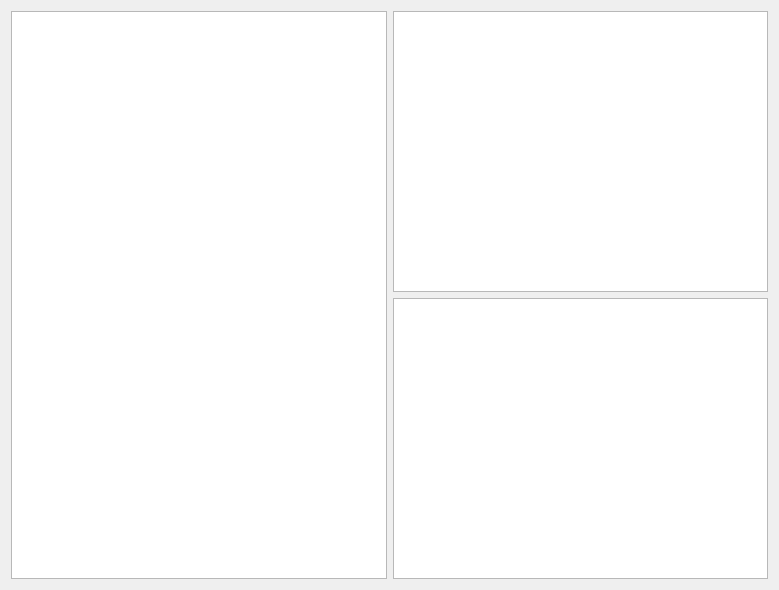
First picture: the form in anno_info.ui, repository bruceHun/pythonImageEditor, before the edit.
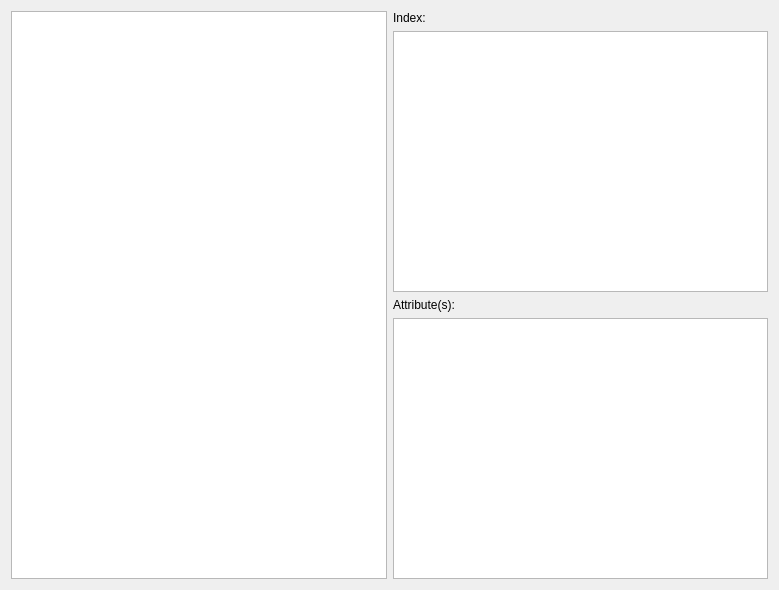
Second picture: the form after the edit.

Commit message: viaorganizer now loads two json files with more detail and has a preview window

Patch:
```diff
--- a/anno_info.ui
+++ b/anno_info.ui
@@ -20,10 +20,34 @@
    <item>
     <layout class="QVBoxLayout" name="verticalLayout">
      <item>
-      <widget class="QListWidget" name="listWidget_2"/>
+      <widget class="QLabel" name="label">
+       <property name="text">
+        <string>Index:</string>
+       </property>
+      </widget>
      </item>
      <item>
-      <widget class="QListWidget" name="listWidget_3"/>
+      <widget class="QListWidget" name="listWidget_2">
+       <property name="dragEnabled">
+        <bool>true</bool>
+       </property>
+       <property name="dragDropMode">
+        <enum>QAbstractItemView::DragDrop</enum>
+       </property>
+       <property name="defaultDropAction">
+        <enum>Qt::MoveAction</enum>
+       </property>
+      </widget>
+     </item>
+     <item>
+      <widget class="QLabel" name="label_2">
+       <property name="text">
+        <string>Attribute(s):</string>
+       </property>
+      </widget>
+     </item>
+     <item>
+      <widget class="QTableWidget" name="tableWidget"/>
      </item>
     </layout>
    </item>
```
Left out of the diff: 15 changed lines with no effect on the pictures. The commit also changes 5 other files.
